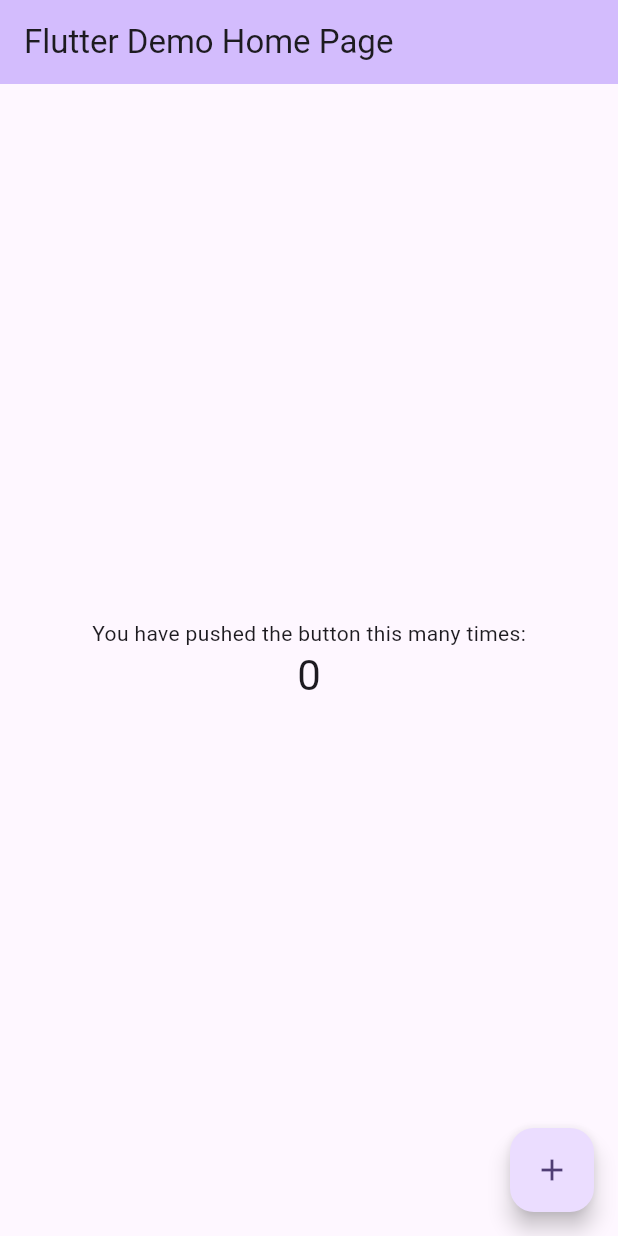
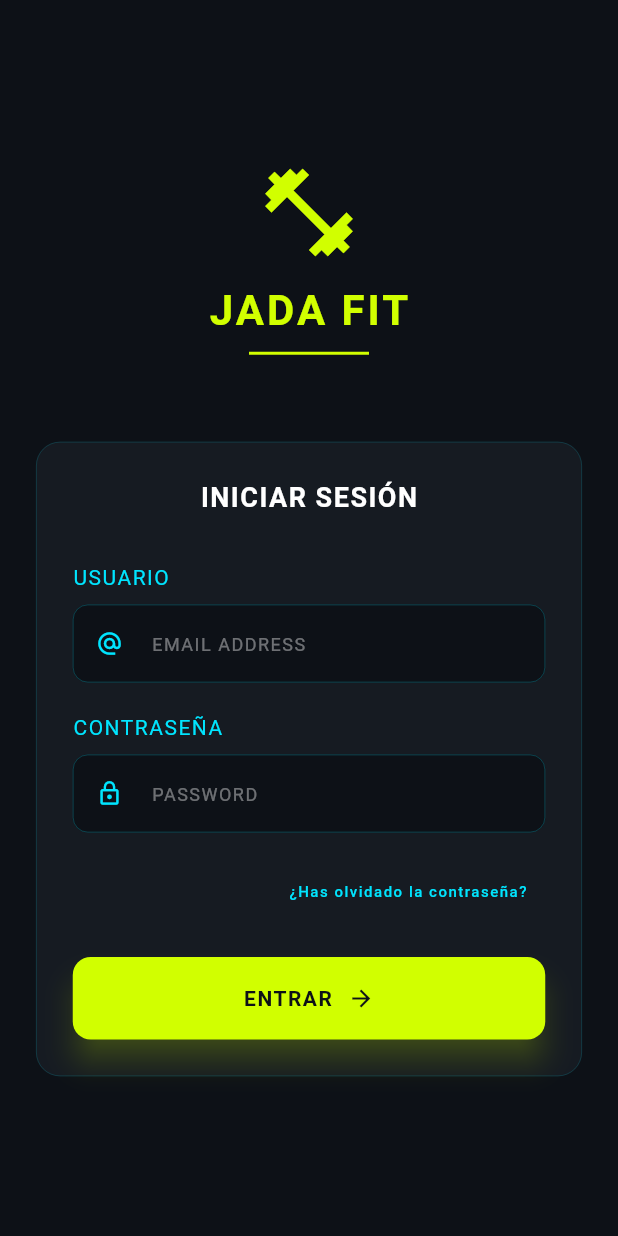
Before and after one commit to adriijg/JADA-Fit-front, a Flutter app: the screen it shows after launch, on a phone screen of 412 x 824 dp. Run offline on Flutter 3.47's test engine with Material 3 defaults, Android fonts, the phone set to English and light mode, and no system bars; our stand-ins replace flutter_secure_storage; Roboto replaces fonts that are missing (JadaFont, Orbitron).

Commit message:
Implement login functionality with secure storage and custom theme colors

```diff
--- a/lib/main.dart
+++ b/lib/main.dart
@@ -1,122 +1,21 @@
 import 'package:flutter/material.dart';
+import 'screens/login_screen.dart'; // Asegúrate de que esta ruta sea correcta
 
 void main() {
-  runApp(const MyApp());
+  runApp(const JadaFitApp());
 }
 
-class MyApp extends StatelessWidget {
-  const MyApp({super.key});
+class JadaFitApp extends StatelessWidget {
+  const JadaFitApp({super.key});
 
-  // This widget is the root of your application.
   @override
   Widget build(BuildContext context) {
     return MaterialApp(
-      title: 'Flutter Demo',
+      title: 'JADA-Fit',
       theme: ThemeData(
-        // This is the theme of your application.
-        //
-        // TRY THIS: Try running your application with "flutter run". You'll see
-        // the application has a purple toolbar. Then, without quitting the app,
-        // try changing the seedColor in the colorScheme below to Colors.green
-        // and then invoke "hot reload" (save your changes or press the "hot
-        // reload" button in a Flutter-supported IDE, or press "r" if you used
-        // the command line to start the app).
-        //
-        // Notice that the counter didn't reset back to zero; the application
-        // state is not lost during the reload. To reset the state, use hot
-        // restart instead.
-        //
-        // This works for code too, not just values: Most code changes can be
-        // tested with just a hot reload.
-        colorScheme: .fromSeed(seedColor: Colors.deepPurple),
-      ),
-      home: const MyHomePage(title: 'Flutter Demo Home Page'),
+          fontFamily: 'JadaFont', // Aquí aplicas la fuente globalmente
+          brightness: Brightness.dark),
+      home: LoginScreen(), // Aquí le decimos que empiece por tu pantalla de login
     );
   }
 }
-
-class MyHomePage extends StatefulWidget {
-  const MyHomePage({super.key, required this.title});
-
-  // This widget is the home page of your application. It is stateful, meaning
-  // that it has a State object (defined below) that contains fields that affect
-  // how it looks.
-
-  // This class is the configuration for the state. It holds the values (in this
-  // case the title) provided by the parent (in this case the App widget) and
-  // used by the build method of the State. Fields in a Widget subclass are
-  // always marked "final".
-
-  final String title;
-
-  @override
-  State<MyHomePage> createState() => _MyHomePageState();
-}
-
-class _MyHomePageState extends State<MyHomePage> {
-  int _counter = 0;
-
-  void _incrementCounter() {
-    setState(() {
-      // This call to setState tells the Flutter framework that something has
-      // changed in this State, which causes it to rerun the build method below
-      // so that the display can reflect the updated values. If we changed
-      // _counter without calling setState(), then the build method would not be
-      // called again, and so nothing would appear to happen.
-      _counter++;
-    });
-  }
-
-  @override
-  Widget build(BuildContext context) {
-    // This method is rerun every time setState is called, for instance as done
-    // by the _incrementCounter method above.
-    //
-    // The Flutter framework has been optimized to make rerunning build methods
-    // fast, so that you can just rebuild anything that needs updating rather
-    // than having to individually change instances of widgets.
-    return Scaffold(
-      appBar: AppBar(
-        // TRY THIS: Try changing the color here to a specific color (to
-        // Colors.amber, perhaps?) and trigger a hot reload to see the AppBar
-        // change color while the other colors stay the same.
-        backgroundColor: Theme.of(context).colorScheme.inversePrimary,
-        // Here we take the value from the MyHomePage object that was created by
-        // the App.build method, and use it to set our appbar title.
-        title: Text(widget.title),
-      ),
-      body: Center(
-        // Center is a layout widget. It takes a single child and positions it
-        // in the middle of the parent.
-        child: Column(
-          // Column is also a layout widget. It takes a list of children and
-          // arranges them vertically. By default, it sizes itself to fit its
-          // children horizontally, and tries to be as tall as its parent.
-          //
-          // Column has various properties to control how it sizes itself and
-          // how it positions its children. Here we use mainAxisAlignment to
-          // center the children vertically; the main axis here is the vertical
-          // axis because Columns are vertical (the cross axis would be
-          // horizontal).
-          //
-          // TRY THIS: Invoke "debug painting" (choose the "Toggle Debug Paint"
-          // action in the IDE, or press "p" in the console), to see the
-          // wireframe for each widget.
-          mainAxisAlignment: .center,
-          children: [
-            const Text('You have pushed the button this many times:'),
-            Text(
-              '$_counter',
-              style: Theme.of(context).textTheme.headlineMedium,
-            ),
-          ],
-        ),
-      ),
-      floatingActionButton: FloatingActionButton(
-        onPressed: _incrementCounter,
-        tooltip: 'Increment',
-        child: const Icon(Icons.add),
-      ),
-    );
-  }
-}
--- /dev/null
+++ b/lib/screens/login_screen.dart
@@ -0,0 +1,178 @@
+import 'package:flutter/material.dart';
+import '../services/auth_service.dart';
+import '../theme/app_colors.dart'; // Asegúrate de importar tu nueva clase de colores
+
+class LoginScreen extends StatelessWidget {
+  final TextEditingController emailController = TextEditingController();
+  final TextEditingController passwordController = TextEditingController();
+
+  LoginScreen({super.key});
+
+  @override
+  Widget build(BuildContext context) {
+    return Scaffold(
+      backgroundColor: AppColors.background,
+      body: SafeArea(
+        child: Center(
+          child: SingleChildScrollView(
+            padding: const EdgeInsets.all(24.0),
+            child: Column(
+              mainAxisAlignment: MainAxisAlignment.center,
+              children: [
+                // LOGO Y TÍTULO
+                const Icon(Icons.fitness_center, size: 70, color: AppColors.primary),
+                const SizedBox(height: 10),
+                const Text(
+                  "JADA FIT",
+                  style: TextStyle(
+                    color: AppColors.primary,
+                    fontFamily: 'Orbitron',
+                    fontSize: 28,
+                    fontWeight: FontWeight.bold,
+                    letterSpacing: 2.0,
+                  ),
+                ),
+                Container(
+                  height: 2,
+                  width: 80,
+                  color: AppColors.primary,
+                  margin: const EdgeInsets.symmetric(vertical: 8),
+                ),
+                const SizedBox(height: 50),
+
+                // CONTENEDOR PRINCIPAL
+                Container(
+                  padding: const EdgeInsets.all(24.0),
+                  decoration: BoxDecoration(
+                    color: AppColors.surface,
+                    borderRadius: BorderRadius.circular(16),
+                    border: Border.all(color: AppColors.secondary.withOpacity(0.2), width: 0.5),
+                  ),
+                  child: Column(
+                    crossAxisAlignment: CrossAxisAlignment.start,
+                    children: [
+                      const Center(
+                        child: Text(
+                          "INICIAR SESIÓN",
+                          style: TextStyle(
+                            color: AppColors.textMain,
+                            fontSize: 18,
+                            fontWeight: FontWeight.bold,
+                            letterSpacing: 1.0,
+                          ),
+                        ),
+                      ),
+                      const SizedBox(height: 30),
+
+                      // CAMPO EMAIL
+                      const Text(
+                        "USUARIO",
+                        style: TextStyle(color: AppColors.secondary, fontSize: 14, letterSpacing: 1.0),
+                      ),
+                      const SizedBox(height: 8),
+                      _buildTextField(
+                        controller: emailController,
+                        hintText: "EMAIL ADDRESS",
+                        icon: Icons.alternate_email,
+                      ),
+                      const SizedBox(height: 20),
+
+                      // CAMPO CONTRASEÑA
+                      const Text(
+                        "CONTRASEÑA",
+                        style: TextStyle(color: AppColors.secondary, fontSize: 14, letterSpacing: 1.0),
+                      ),
+                      const SizedBox(height: 8),
+                      _buildTextField(
+                        controller: passwordController,
+                        hintText: "PASSWORD",
+                        icon: Icons.lock_outline,
+                        obscureText: true,
+                      ),
+                      const SizedBox(height: 15),
+
+                      // FORGOT KEY
+                      Align(
+                        alignment: Alignment.centerRight,
+                        child: TextButton(
+                          onPressed: () {},
+                          child: const Text(
+                            "¿Has olvidado la contraseña?",
+                            style: TextStyle(color: AppColors.secondary, fontSize: 10, letterSpacing: 1.0),
+                          ),
+                        ),
+                      ),
+                      const SizedBox(height: 20),
+
+                      // BOTÓN PRINCIPAL
+                      SizedBox(
+                        width: double.infinity,
+                        height: 55,
+                        child: ElevatedButton(
+                          style: ElevatedButton.styleFrom(
+                            backgroundColor: AppColors.primary,
+                            foregroundColor: AppColors.background,
+                            elevation: 8,
+                            shadowColor: AppColors.primary.withOpacity(0.5),
+                            shape: RoundedRectangleBorder(borderRadius: BorderRadius.circular(12)),
+                          ),
+                          onPressed: () async {
+                            try {
+                              await AuthService().login(emailController.text, passwordController.text);
+                            } catch (e) {
+                              ScaffoldMessenger.of(context).showSnackBar(
+                                SnackBar(backgroundColor: Colors.redAccent, content: Text(e.toString())),
+                              );
+                            }
+                          },
+                          child: const Row(
+                            mainAxisAlignment: MainAxisAlignment.center,
+                            children: [
+                              Text(
+                                "ENTRAR",
+                                style: TextStyle(fontWeight: FontWeight.bold, fontSize: 14, letterSpacing: 1.0),
+                              ),
+                              SizedBox(width: 10),
+                              Icon(Icons.arrow_forward, size: 18),
+                            ],
+                          ),
+                        ),
+                      ),
+                    ],
+                  ),
+                ),
+              ],
+            ),
+          ),
+        ),
+      ),
+    );
+  }
+
+  Widget _buildTextField({
+    required TextEditingController controller,
+    required String hintText,
+    required IconData icon,
+    bool obscureText = false,
+  }) {
+    return Container(
+      decoration: BoxDecoration(
+        color: AppColors.background, // Usamos el fondo más oscuro
+        borderRadius: BorderRadius.circular(10),
+        border: Border.all(color: AppColors.secondary.withOpacity(0.3), width: 0.5),
+      ),
+      child: TextField(
+        controller: controller,
+        obscureText: obscureText,
+        style: const TextStyle(color: AppColors.textMain, fontSize: 14, letterSpacing: 1.0),
+        decoration: InputDecoration(
+          hintText: hintText,
+          hintStyle: TextStyle(color: AppColors.textMain.withOpacity(0.4), fontSize: 12),
+          prefixIcon: Icon(icon, color: AppColors.secondary, size: 18),
+          border: InputBorder.none,
+          contentPadding: const EdgeInsets.symmetric(horizontal: 16, vertical: 15),
+        ),
+      ),
+    );
+  }
+}
--- /dev/null
+++ b/lib/services/auth_service.dart
@@ -0,0 +1,32 @@
+import 'dart:convert';
+import 'package:http/http.dart' as http;
+import 'package:flutter_secure_storage/flutter_secure_storage.dart'; // Importa la librería
+
+class AuthService {
+  final String baseUrl = "http://10.0.2.2:8080/api/users";
+  final _storage = const FlutterSecureStorage(); // Instancia el almacén seguro
+
+  Future<void> login(String email, String password) async {
+    final response = await http.post(
+      Uri.parse('$baseUrl/login'),
+      headers: {'Content-Type': 'application/json'},
+      body: jsonEncode({'email': email, 'password': password}),
+    );
+
+    if (response.statusCode == 200) {
+      final data = jsonDecode(response.body);
+      final token = data['token'];
+
+      // GUARDAMOS EL TOKEN AQUÍ
+      await _storage.write(key: 'jwt_token', value: token);
+      print("Token guardado con éxito");
+    } else {
+      throw Exception('Login fallido');
+    }
+  }
+
+  // Método para recuperar el token cuando quieras hacer una petición protegida
+  Future<String?> getToken() async {
+    return await _storage.read(key: 'jwt_token');
+  }
+}
--- /dev/null
+++ b/lib/theme/app_colors.dart
@@ -0,0 +1,10 @@
+import 'package:flutter/material.dart';
+
+class AppColors {
+  static const Color primary = Color(0xFFD1FF00);   // Tu amarillo ácido
+  static const Color secondary = Color(0xFF00E5FF); // Tu cian
+  static const Color tertiary = Color(0xFF7C4DFF);  // Tu violeta
+  static const Color background = Color(0xFF0D1117); // Fondo muy oscuro
+  static const Color surface = Color(0xFF161B22);    // Superficie un poco más clara
+  static const Color textMain = Colors.white;
+}
```
Also changed, not shown: pubspec.yaml (+14 -70 lines), pubspec.lock, 5 other files.
